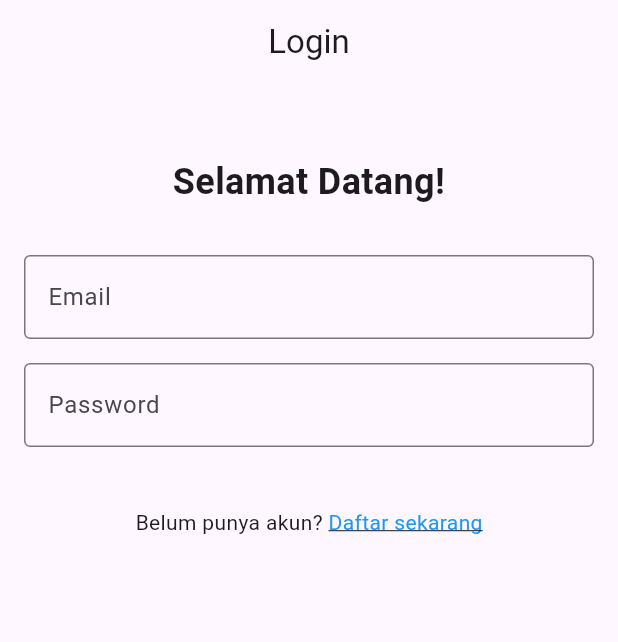
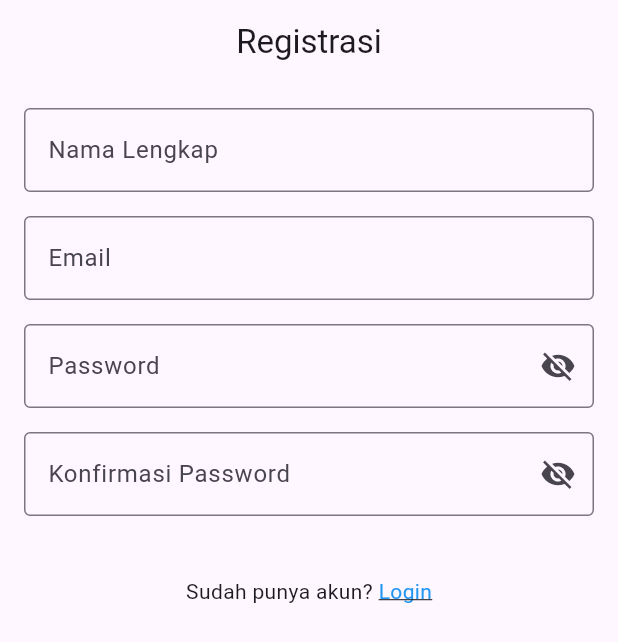
Before and after one commit to faizaST/klmpk_3, a Flutter app: the screen it shows after launch, on a phone screen of 412 x 824 dp. Shown: the top 642 px of the screen. Run offline on Flutter 3.47's test engine with Material 3 defaults, Android fonts, the phone set to English and light mode, and no system bars.

Commit message:
menambahkan registrasi

```diff
--- a/lib/main.dart
+++ b/lib/main.dart
@@ -1,5 +1,6 @@
 import 'package:flutter/material.dart';
 import 'screens/auth/login_page.dart';
+import 'screens/auth/registrasi_page.dart';
 
 void main() {
   runApp(const MyApp());
@@ -16,7 +17,7 @@ class MyApp extends StatelessWidget {
       theme: ThemeData(
         colorScheme: ColorScheme.fromSeed(seedColor: Colors.deepPurple),
       ),
-      home: LoginPage()
+      home: RegistrasiPage()
     );
   }
 }
--- /dev/null
+++ b/lib/screens/auth/registrasi_page.dart
@@ -0,0 +1,194 @@
+import 'package:flutter/material.dart';
+
+
+class RegistrasiPage extends StatefulWidget {
+  const RegistrasiPage({super.key});
+
+  @override
+  State<RegistrasiPage> createState() => _RegistrasiPageState();
+}
+
+class _RegistrasiPageState extends State<RegistrasiPage> {
+  final _formKey = GlobalKey<FormState>();
+
+  String? name;
+  String? email;
+  String? password;
+  String? confirmPassword;
+
+  bool _obscurePassword = true;
+  bool _obscureConfirmPassword = true;
+
+  void _submit() {
+    if (_formKey.currentState!.validate()) {
+      _formKey.currentState!.save();
+      // Proses registrasi di sini, misal kirim ke backend atau Firebase
+      ScaffoldMessenger.of(
+        context,
+      ).showSnackBar(SnackBar(content: Text('Registrasi berhasil!')));
+      // Contoh pindah ke login setelah registrasi
+      Navigator.pop(context);
+    }
+  }
+
+  @override
+  Widget build(BuildContext context) {
+    return Scaffold(
+      appBar: AppBar(title: Text('Registrasi'), centerTitle: true),
+      body: Padding(
+        padding: EdgeInsets.all(16.0),
+        child: Form(
+          key: _formKey,
+          child: ListView(
+            children: [
+              // Nama
+              TextFormField(
+                decoration: InputDecoration(
+                  labelText: 'Nama Lengkap',
+                  border: OutlineInputBorder(),
+                ),
+                validator:
+                    (value) =>
+                        value == null || value.isEmpty
+                            ? 'Nama wajib diisi'
+                            : null,
+                onSaved: (value) => name = value,
+              ),
+              SizedBox(height: 16),
+
+              // Email
+              TextFormField(
+                decoration: InputDecoration(
+                  labelText: 'Email',
+                  border: OutlineInputBorder(),
+                ),
+                keyboardType: TextInputType.emailAddress,
+                validator: (value) {
+                  if (value == null || value.isEmpty) {
+                    return 'Email wajib diisi';
+                  }
+                  final emailRegex = RegExp(
+                    r"^[a-zA-Z0-9.a-zA-Z0-9.!#$%&'*+-/=?^_`{|}~]+@[a-zA-Z0-9]+\.[a-zA-Z]+",
+                  );
+                  if (!emailRegex.hasMatch(value)) {
+                    return 'Email tidak valid';
+                  }
+                  return null;
+                },
+                onSaved: (value) => email = value,
+              ),
+              SizedBox(height: 16),
+
+              // Password
+              TextFormField(
+                decoration: InputDecoration(
+                  labelText: 'Password',
+                  border: OutlineInputBorder(),
+                  suffixIcon: IconButton(
+                    icon: Icon(
+                      _obscurePassword
+                          ? Icons.visibility_off
+                          : Icons.visibility,
+                    ),
+                    onPressed: () {
+                      setState(() {
+                        _obscurePassword = !_obscurePassword;
+                      });
+                    },
+                  ),
+                ),
+                obscureText: _obscurePassword,
+                validator: (value) {
+                  if (value == null || value.isEmpty) {
+                    return 'Password wajib diisi';
+                  }
+                  if (value.length < 6) {
+                    return 'Password minimal 6 karakter';
+                  }
+                  return null;
+                },
+                onSaved: (value) => password = value,
+              ),
+              SizedBox(height: 16),
+
+              // Konfirmasi Password
+              TextFormField(
+                decoration: InputDecoration(
+                  labelText: 'Konfirmasi Password',
+                  border: OutlineInputBorder(),
+                  suffixIcon: IconButton(
+                    icon: Icon(
+                      _obscureConfirmPassword
+                          ? Icons.visibility_off
+                          : Icons.visibility,
+                    ),
+                    onPressed: () {
+                      setState(() {
+                        _obscureConfirmPassword = !_obscureConfirmPassword;
+                      });
+                    },
+                  ),
+                ),
+                obscureText: _obscureConfirmPassword,
+                validator: (value) {
+                  if (value == null || value.isEmpty) {
+                    return 'Konfirmasi password wajib diisi';
+                  }
+                  if (value != password) {
+                    return 'Password tidak cocok';
+                  }
+                  return null;
+                },
+                onSaved: (value) => confirmPassword = value,
+              ),
+              SizedBox(height: 24),
+
+              //ElevatedButton(
+                //onPressed: () {
+                  //Navigator.push(
+                    //context,
+                    //MaterialPageRoute(builder: (context) => UserHomePage()),
+                  //);
+                //},
+                //child: Text("Daftar", style: TextStyle(fontSize: 18)),
+              //),
+
+              // Tombol Daftar
+              //ElevatedButton(
+              //onPressed: _submit,
+              //child: Padding(
+              //padding: EdgeInsets.symmetric(vertical: 14),
+              //child: Text('Daftar', style: TextStyle(fontSize: 18)),
+              //),
+              //),
+              SizedBox(height: 16),
+
+              // Link ke login
+              Row(
+                mainAxisAlignment: MainAxisAlignment.center,
+                children: [
+                  Text('Sudah punya akun? '),
+                  GestureDetector(
+                    onTap: () {
+                      //Navigator.push(
+                        //context,
+                        //MaterialPageRoute(builder: (context) => LoginPage()),
+                      //);
+                    },
+                    child: Text(
+                      'Login',
+                      style: TextStyle(
+                        color: Colors.blue,
+                        decoration: TextDecoration.underline,
+                      ),
+                    ),
+                  ),
+                ],
+              ),
+            ],
+          ),
+        ),
+      ),
+    );
+  }
+}
```
